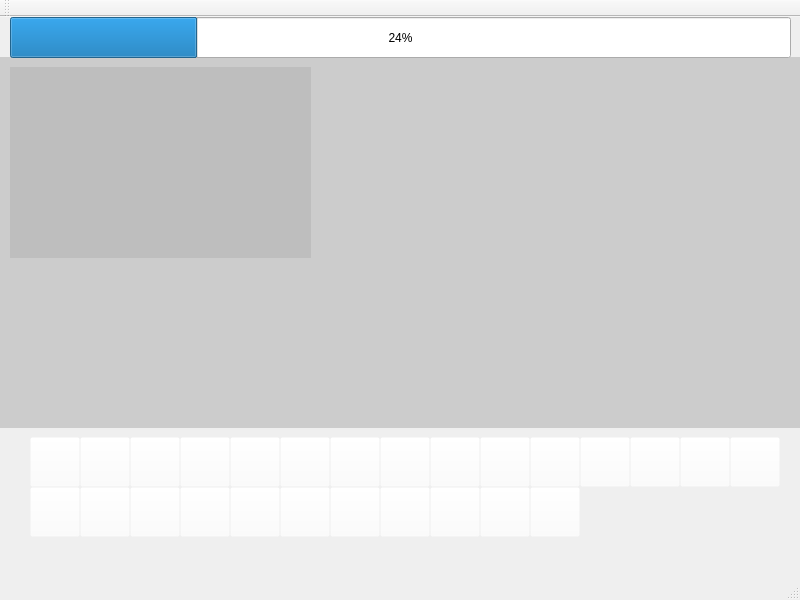
First picture: the form in src/pyqt_UI/learn_activity.ui, repository chrisais9/EasyHandy, before the edit.
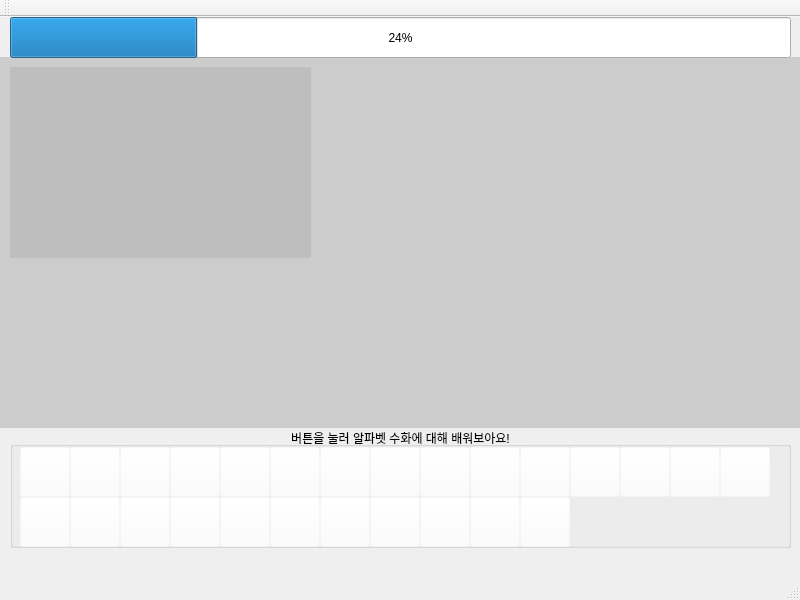
Second picture: the form after the edit.

Commit message: GroupBox 추가 하여 버튼들의 역활을 명확히 설명

```diff
--- a/src/pyqt_UI/learn_activity.ui
+++ b/src/pyqt_UI/learn_activity.ui
@@ -58,8 +58,8 @@
    <widget class="QPushButton" name="button_B">
     <property name="geometry">
      <rect>
-      <x>80</x>
-      <y>420</y>
+      <x>70</x>
+      <y>430</y>
       <width>50</width>
       <height>50</height>
      </rect>
@@ -77,8 +77,8 @@
    <widget class="QPushButton" name="button_C">
     <property name="geometry">
      <rect>
-      <x>130</x>
-      <y>420</y>
+      <x>120</x>
+      <y>430</y>
       <width>50</width>
       <height>50</height>
      </rect>
@@ -96,8 +96,8 @@
    <widget class="QPushButton" name="button_D">
     <property name="geometry">
      <rect>
-      <x>180</x>
-      <y>420</y>
+      <x>170</x>
+      <y>430</y>
       <width>50</width>
       <height>50</height>
      </rect>
@@ -115,8 +115,8 @@
    <widget class="QPushButton" name="button_F">
     <property name="geometry">
      <rect>
-      <x>280</x>
-      <y>420</y>
+      <x>270</x>
+      <y>430</y>
       <width>50</width>
       <height>50</height>
      </rect>
@@ -134,8 +134,8 @@
    <widget class="QPushButton" name="button_E">
     <property name="geometry">
      <rect>
-      <x>230</x>
-      <y>420</y>
+      <x>220</x>
+      <y>430</y>
       <width>50</width>
       <height>50</height>
      </rect>
@@ -153,8 +153,8 @@
    <widget class="QPushButton" name="button_G">
     <property name="geometry">
      <rect>
-      <x>330</x>
-      <y>420</y>
+      <x>320</x>
+      <y>430</y>
       <width>50</width>
       <height>50</height>
      </rect>
@@ -172,8 +172,8 @@
    <widget class="QPushButton" name="button_H">
     <property name="geometry">
      <rect>
-      <x>380</x>
-      <y>420</y>
+      <x>370</x>
+      <y>430</y>
       <width>50</width>
       <height>50</height>
      </rect>
@@ -191,8 +191,8 @@
    <widget class="QPushButton" name="button_I">
     <property name="geometry">
      <rect>
-      <x>430</x>
-      <y>420</y>
+      <x>420</x>
+      <y>430</y>
       <width>50</width>
       <height>50</height>
      </rect>
@@ -210,8 +210,8 @@
    <widget class="QPushButton" name="button_Q">
     <property name="geometry">
      <rect>
-      <x>80</x>
-      <y>470</y>
+      <x>70</x>
+      <y>480</y>
       <width>50</width>
       <height>50</height>
      </rect>
@@ -229,8 +229,8 @@
    <widget class="QPushButton" name="button_S">
     <property name="geometry">
      <rect>
-      <x>180</x>
-      <y>470</y>
+      <x>170</x>
+      <y>480</y>
       <width>50</width>
       <height>50</height>
      </rect>
@@ -248,8 +248,8 @@
    <widget class="QPushButton" name="button_R">
     <property name="geometry">
      <rect>
-      <x>130</x>
-      <y>470</y>
+      <x>120</x>
+      <y>480</y>
       <width>50</width>
       <height>50</height>
      </rect>
@@ -267,8 +267,8 @@
    <widget class="QPushButton" name="button_P">
     <property name="geometry">
      <rect>
-      <x>30</x>
-      <y>470</y>
+      <x>20</x>
+      <y>480</y>
       <width>50</width>
       <height>50</height>
      </rect>
@@ -286,8 +286,8 @@
    <widget class="QPushButton" name="button_J">
     <property name="geometry">
      <rect>
-      <x>480</x>
-      <y>420</y>
+      <x>470</x>
+      <y>430</y>
       <width>50</width>
       <height>50</height>
      </rect>
@@ -305,8 +305,8 @@
    <widget class="QPushButton" name="button_L">
     <property name="geometry">
      <rect>
-      <x>580</x>
-      <y>420</y>
+      <x>570</x>
+      <y>430</y>
       <width>50</width>
       <height>50</height>
      </rect>
@@ -324,8 +324,8 @@
    <widget class="QPushButton" name="button_K">
     <property name="geometry">
      <rect>
-      <x>530</x>
-      <y>420</y>
+      <x>520</x>
+      <y>430</y>
       <width>50</width>
       <height>50</height>
      </rect>
@@ -343,8 +343,8 @@
    <widget class="QPushButton" name="button_N">
     <property name="geometry">
      <rect>
-      <x>680</x>
-      <y>420</y>
+      <x>670</x>
+      <y>430</y>
       <width>50</width>
       <height>50</height>
      </rect>
@@ -362,8 +362,8 @@
    <widget class="QPushButton" name="button_M">
     <property name="geometry">
      <rect>
-      <x>630</x>
-      <y>420</y>
+      <x>620</x>
+      <y>430</y>
       <width>50</width>
       <height>50</height>
      </rect>
@@ -381,8 +381,8 @@
    <widget class="QPushButton" name="button_Y">
     <property name="geometry">
      <rect>
-      <x>480</x>
-      <y>470</y>
+      <x>470</x>
+      <y>480</y>
       <width>50</width>
       <height>50</height>
      </rect>
@@ -400,8 +400,8 @@
    <widget class="QPushButton" name="button_X">
     <property name="geometry">
      <rect>
-      <x>430</x>
-      <y>470</y>
+      <x>420</x>
+      <y>480</y>
       <width>50</width>
       <height>50</height>
      </rect>
@@ -419,8 +419,8 @@
    <widget class="QPushButton" name="button_W">
     <property name="geometry">
      <rect>
-      <x>380</x>
-      <y>470</y>
+      <x>370</x>
+      <y>480</y>
       <width>50</width>
       <height>50</height>
      </rect>
@@ -438,8 +438,8 @@
    <widget class="QPushButton" name="button_V">
     <property name="geometry">
      <rect>
-      <x>330</x>
-      <y>470</y>
+      <x>320</x>
+      <y>480</y>
       <width>50</width>
       <height>50</height>
      </rect>
@@ -457,8 +457,8 @@
    <widget class="QPushButton" name="button_U">
     <property name="geometry">
      <rect>
-      <x>280</x>
-      <y>470</y>
+      <x>270</x>
+      <y>480</y>
       <width>50</width>
       <height>50</height>
      </rect>
@@ -476,8 +476,8 @@
    <widget class="QPushButton" name="button_T">
     <property name="geometry">
      <rect>
-      <x>230</x>
-      <y>470</y>
+      <x>220</x>
+      <y>480</y>
       <width>50</width>
       <height>50</height>
      </rect>
@@ -495,8 +495,8 @@
    <widget class="QPushButton" name="button_O">
     <property name="geometry">
      <rect>
-      <x>730</x>
-      <y>420</y>
+      <x>720</x>
+      <y>430</y>
       <width>50</width>
       <height>50</height>
      </rect>
@@ -514,8 +514,8 @@
    <widget class="QPushButton" name="button_A">
     <property name="geometry">
      <rect>
-      <x>30</x>
-      <y>420</y>
+      <x>20</x>
+      <y>430</y>
       <width>50</width>
       <height>50</height>
      </rect>
@@ -533,8 +533,8 @@
    <widget class="QPushButton" name="button_Z">
     <property name="geometry">
      <rect>
-      <x>530</x>
-      <y>470</y>
+      <x>520</x>
+      <y>480</y>
       <width>50</width>
       <height>50</height>
      </rect>
@@ -581,6 +581,23 @@
      <string/>
     </property>
    </widget>
+   <widget class="QGroupBox" name="groupBox">
+    <property name="geometry">
+     <rect>
+      <x>10</x>
+      <y>410</y>
+      <width>781</width>
+      <height>121</height>
+     </rect>
+    </property>
+    <property name="title">
+     <string>버튼을 눌러 알파벳 수화에 대해 배워보아요!</string>
+    </property>
+    <property name="alignment">
+     <set>Qt::AlignCenter</set>
+    </property>
+   </widget>
+   <zorder>groupBox</zorder>
    <zorder>label_camView</zorder>
    <zorder>label_tutorialView</zorder>
    <zorder>button_B</zorder>
```
The commit also changes 2 other files.
